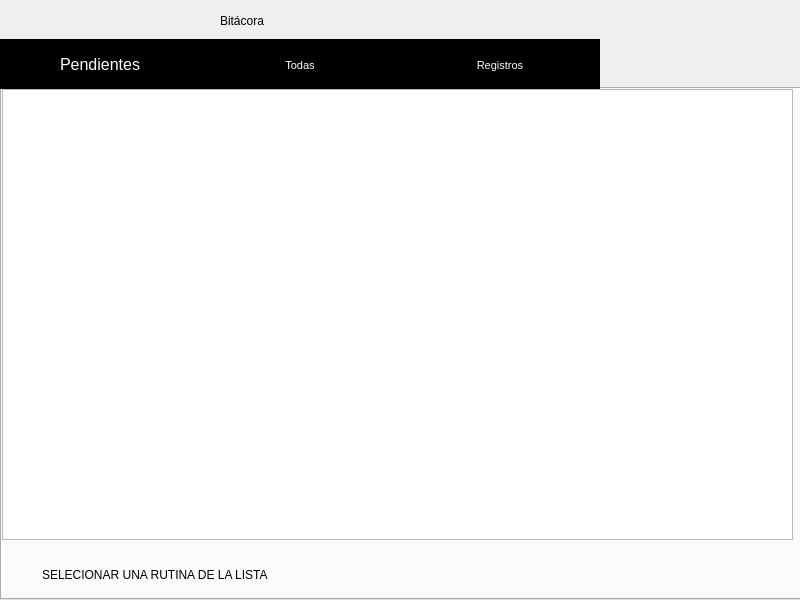
This is asa_application/bitacora.ui in razulued/qt_application as Qt 5 draws it before an edit. The edited form follows.
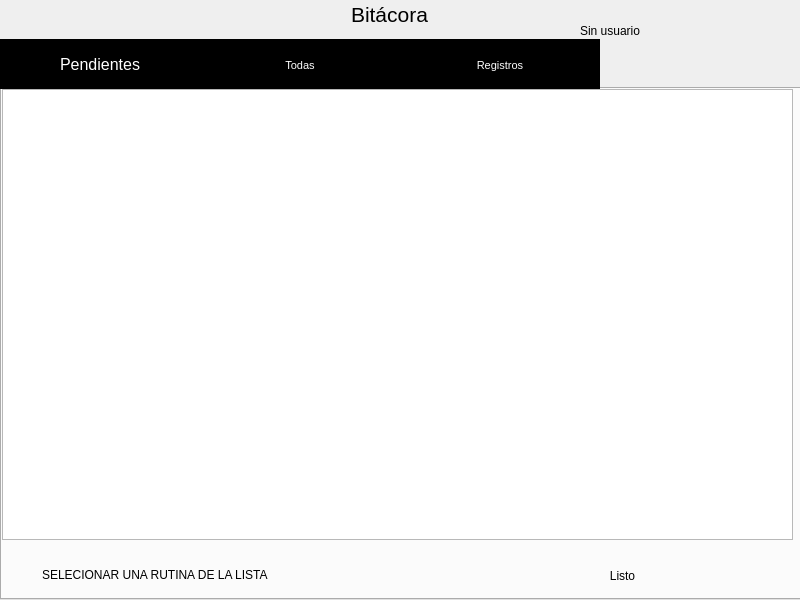
This is the edited form. Icons and pictures are not drawn.

Patch:
```diff
--- a/asa_application/bitacora.ui
+++ b/asa_application/bitacora.ui
@@ -28,19 +28,6 @@
   <property name="styleSheet">
    <string notr="true"/>
   </property>
-  <widget class="QLabel" name="label">
-   <property name="geometry">
-    <rect>
-     <x>220</x>
-     <y>0</y>
-     <width>181</width>
-     <height>41</height>
-    </rect>
-   </property>
-   <property name="text">
-    <string>Bitácora</string>
-   </property>
-  </widget>
   <widget class="QTabWidget" name="tabWidget">
    <property name="geometry">
     <rect>
@@ -173,6 +160,7 @@
 border: none;
 background-repeat: none;
 background-position: center;
+color:black;
 }
 
 #key_OK::pressed{ 
@@ -183,7 +171,7 @@
 }</string>
      </property>
      <property name="text">
-      <string/>
+      <string>Listo</string>
      </property>
      <property name="checkable">
       <bool>false</bool>
@@ -492,7 +480,7 @@
   <widget class="QPushButton" name="top_menu_1">
    <property name="geometry">
     <rect>
-     <x>160</x>
+     <x>150</x>
      <y>0</y>
      <width>31</width>
      <height>41</height>
@@ -523,7 +511,7 @@
     <rect>
      <x>10</x>
      <y>2</y>
-     <width>41</width>
+     <width>31</width>
      <height>41</height>
     </rect>
    </property>
@@ -549,7 +537,7 @@
   <widget class="QPushButton" name="top_menu_5">
    <property name="geometry">
     <rect>
-     <x>60</x>
+     <x>55</x>
      <y>0</y>
      <width>34</width>
      <height>41</height>
@@ -577,9 +565,9 @@
   <widget class="QPushButton" name="top_menu_2">
    <property name="geometry">
     <rect>
-     <x>110</x>
+     <x>100</x>
      <y>0</y>
-     <width>41</width>
+     <width>31</width>
      <height>41</height>
     </rect>
    </property>
@@ -602,6 +590,97 @@
     <bool>true</bool>
    </property>
   </widget>
+  <widget class="QLabel" name="top_bar">
+   <property name="geometry">
+    <rect>
+     <x>0</x>
+     <y>2</y>
+     <width>759</width>
+     <height>27</height>
+    </rect>
+   </property>
+   <property name="autoFillBackground">
+    <bool>false</bool>
+   </property>
+   <property name="styleSheet">
+    <string notr="true">#top_bar { 
+background-color: transparent;
+background-image: url(:/barras/screen800x600/barras/Indice diagrama limpio.png);
+border: none; 
+background-repeat: none;
+ } </string>
+   </property>
+   <property name="text">
+    <string/>
+   </property>
+  </widget>
+  <widget class="QLabel" name="prof_label">
+   <property name="geometry">
+    <rect>
+     <x>580</x>
+     <y>20</y>
+     <width>141</width>
+     <height>21</height>
+    </rect>
+   </property>
+   <property name="text">
+    <string>Sin usuario</string>
+   </property>
+  </widget>
+  <widget class="QPushButton" name="label_title">
+   <property name="geometry">
+    <rect>
+     <x>259</x>
+     <y>-1</y>
+     <width>261</width>
+     <height>30</height>
+    </rect>
+   </property>
+   <property name="font">
+    <font>
+     <pointsize>16</pointsize>
+    </font>
+   </property>
+   <property name="focusPolicy">
+    <enum>Qt::NoFocus</enum>
+   </property>
+   <property name="styleSheet">
+    <string notr="true">#label_title
+{
+background-color: transparent;
+border: none;
+}</string>
+   </property>
+   <property name="text">
+    <string>Bitácora</string>
+   </property>
+  </widget>
+  <widget class="QPushButton" name="prof_pic">
+   <property name="geometry">
+    <rect>
+     <x>540</x>
+     <y>10</y>
+     <width>41</width>
+     <height>41</height>
+    </rect>
+   </property>
+   <property name="focusPolicy">
+    <enum>Qt::NoFocus</enum>
+   </property>
+   <property name="styleSheet">
+    <string notr="true">#prof_pic { 
+background-image: url(:/iconos/screen800x600/iconos/Prof pic azul.png);
+background-color:transparent;
+border: none; 
+background-repeat: none;
+background-position: center;
+} </string>
+   </property>
+   <property name="text">
+    <string/>
+   </property>
+  </widget>
+  <zorder>top_bar</zorder>
   <zorder>tabWidget</zorder>
   <zorder>label</zorder>
   <zorder>top_menu_1</zorder>
```
Left out of the diff: 5 changed lines with no effect on the pictures.
